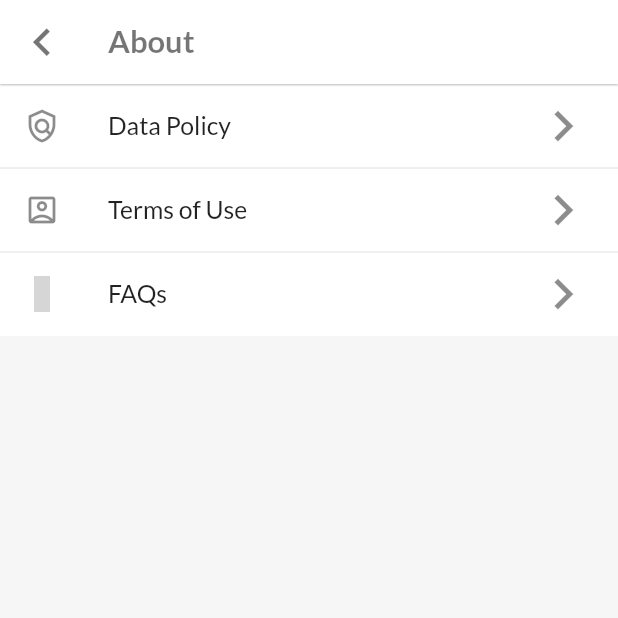
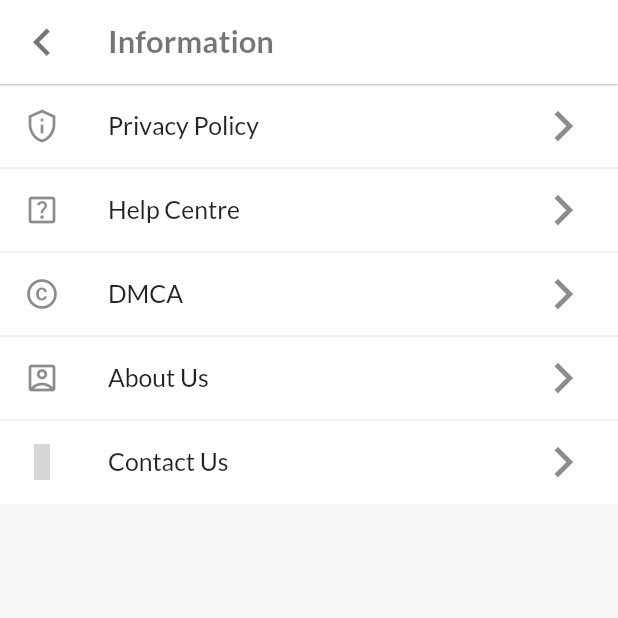
Before and after one commit to KuldeepRawat64/Yujai, a Flutter app: the About screen opened directly, on a phone screen of 412 x 824 dp, the top half of it. Run offline on Flutter 3.47's test engine with Material 2 defaults, Android fonts, the phone set to English and light mode, and no system bars; our stand-ins replace cached_network_image, charts_flutter, cloud_firestore, datetime_picker_formfield, expandable_text, firebase_auth and 18 more; missing offline and left inert: algolia, autocomplete_textfield, cupertino_tabbar, currency_textfield, date_range_form_field, flutter_email_sender and 4 more; accounts and stored records are empty; grey boxes are pictures that could not be loaded.

Commit message:
About page UI improvements

```diff
--- a/lib/pages/about.dart
+++ b/lib/pages/about.dart
@@ -54,7 +54,7 @@ class About extends StatelessWidget {
         appBar: AppBar(
           elevation: 0.5,
           title: Text(
-            'About',
+            'Information',
             style: TextStyle(
               fontFamily: FontNameDefault,
               fontSize: textAppTitle(context),
@@ -78,35 +78,20 @@ class About extends StatelessWidget {
           children: [
             InkWell(
               onTap: () {
-                _openPolicyDialog(context);
+                Navigator.push(
+                    context,
+                    MaterialPageRoute(
+                        builder: (context) => MyWebView(
+                              title: 'Privacy Policy',
+                              selectedUrl:
+                                  'https://sites.google.com/view/yujai/privacy-policy',
+                            )));
               },
               child: ListTile(
                 tileColor: const Color(0xffffffff),
-                leading: Icon(Icons.policy_outlined),
+                leading: Icon(Icons.privacy_tip_outlined),
                 title: Text(
-                  'Data Policy',
-                  style: TextStyle(
-                      fontFamily: FontNameDefault,
-                      fontSize: textSubTitle(context)),
-                ),
-                trailing: Icon(
-                  Icons.keyboard_arrow_right,
-                  size: screenSize.height * 0.05,
-                ),
-              ),
-            ),
-            Divider(
-              height: 0,
-            ),
-            InkWell(
-              onTap: () {
-                _openAgreeDialog(context);
-              },
-              child: ListTile(
-                tileColor: const Color(0xffffffff),
-                leading: Icon(Icons.account_box_outlined),
-                title: Text(
-                  'Terms of Use',
+                  'Privacy Policy',
                   style: TextStyle(
                       fontFamily: FontNameDefault,
                       fontSize: textSubTitle(context)),
@@ -126,16 +111,103 @@ class About extends StatelessWidget {
                     context,
                     MaterialPageRoute(
                         builder: (context) => MyWebView(
-                              title: 'FAQs',
+                              title: 'Help Centre',
                               selectedUrl:
-                                  'https://animusitmanagement.blogspot.com/',
+                                  'https://sites.google.com/view/yujai/help-centre',
                             )));
               },
               child: ListTile(
                 tileColor: const Color(0xffffffff),
-                leading: Icon(MdiIcons.frequentlyAskedQuestions),
+                leading: Icon(Icons.help_center_outlined),
                 title: Text(
-                  'FAQs',
+                  'Help Centre',
+                  style: TextStyle(
+                      fontFamily: FontNameDefault,
+                      fontSize: textSubTitle(context)),
+                ),
+                trailing: Icon(
+                  Icons.keyboard_arrow_right,
+                  size: screenSize.height * 0.05,
+                ),
+              ),
+            ),
+            Divider(
+              height: 0,
+            ),
+            InkWell(
+              onTap: () {
+                Navigator.push(
+                    context,
+                    MaterialPageRoute(
+                        builder: (context) => MyWebView(
+                              title: 'DMCA',
+                              selectedUrl:
+                                  'https://sites.google.com/view/yujai/dmca',
+                            )));
+              },
+              child: ListTile(
+                tileColor: const Color(0xffffffff),
+                leading: Icon(Icons.copyright_outlined),
+                title: Text(
+                  'DMCA',
+                  style: TextStyle(
+                      fontFamily: FontNameDefault,
+                      fontSize: textSubTitle(context)),
+                ),
+                trailing: Icon(
+                  Icons.keyboard_arrow_right,
+                  size: screenSize.height * 0.05,
+                ),
+              ),
+            ),
+            Divider(
+              height: 0,
+            ),
+            InkWell(
+              onTap: () {
+                Navigator.push(
+                    context,
+                    MaterialPageRoute(
+                        builder: (context) => MyWebView(
+                              title: 'About Us',
+                              selectedUrl:
+                                  'https://sites.google.com/view/yujai/about-us',
+                            )));
+              },
+              child: ListTile(
+                tileColor: const Color(0xffffffff),
+                leading: Icon(Icons.account_box_outlined),
+                title: Text(
+                  'About Us',
+                  style: TextStyle(
+                      fontFamily: FontNameDefault,
+                      fontSize: textSubTitle(context)),
+                ),
+                trailing: Icon(
+                  Icons.keyboard_arrow_right,
+                  size: screenSize.height * 0.05,
+                ),
+              ),
+            ),
+            Divider(
+              height: 0,
+            ),
+            InkWell(
+              onTap: () {
+                Navigator.push(
+                    context,
+                    MaterialPageRoute(
+                        builder: (context) => MyWebView(
+                              title: 'Contact Us',
+                              selectedUrl:
+                                  'https://sites.google.com/view/yujai/contact-us',
+                            )));
+              },
+              child: ListTile(
+                tileColor: const Color(0xffffffff),
+                leading: Icon(MdiIcons.contactsOutline),
+                title: Text(
+                  'Contact Us',
                   style: TextStyle(
                       fontFamily: FontNameDefault,
                       fontSize: textSubTitle(context)),
--- a/lib/pages/profile.dart
+++ b/lib/pages/profile.dart
@@ -250,7 +250,7 @@ class _InstaProfileScreenState extends State<InstaProfileScreen> {
                           color: Colors.white,
                         ),
                         title: Text(
-                          'About us',
+                          'Information',
                           style: TextStyle(
                               fontFamily: FontNameDefault,
                               color: Colors.white,
```
